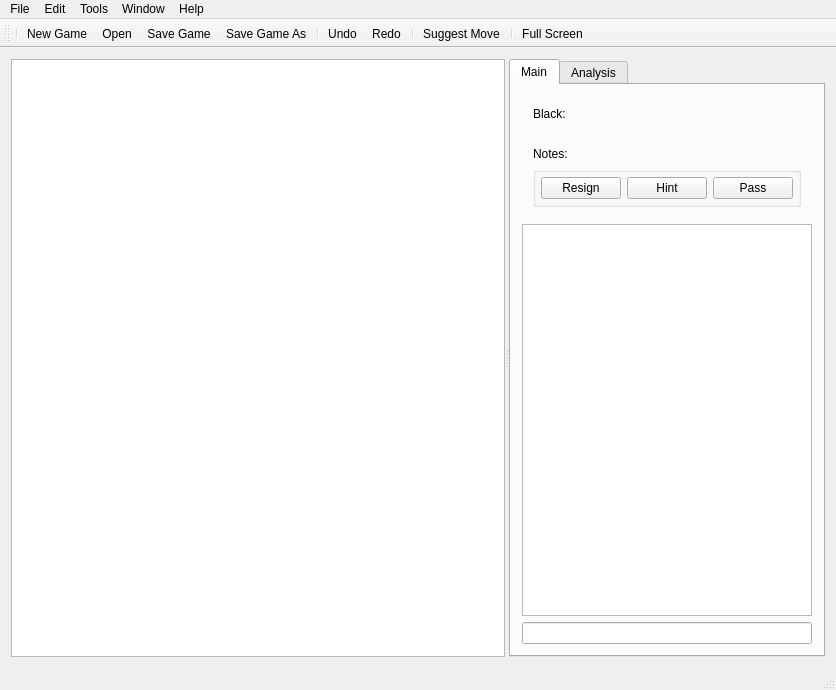
The window that mainwindow.ui (GregGarber/GoGoGo) describes before a commit, drawn with Qt 5.
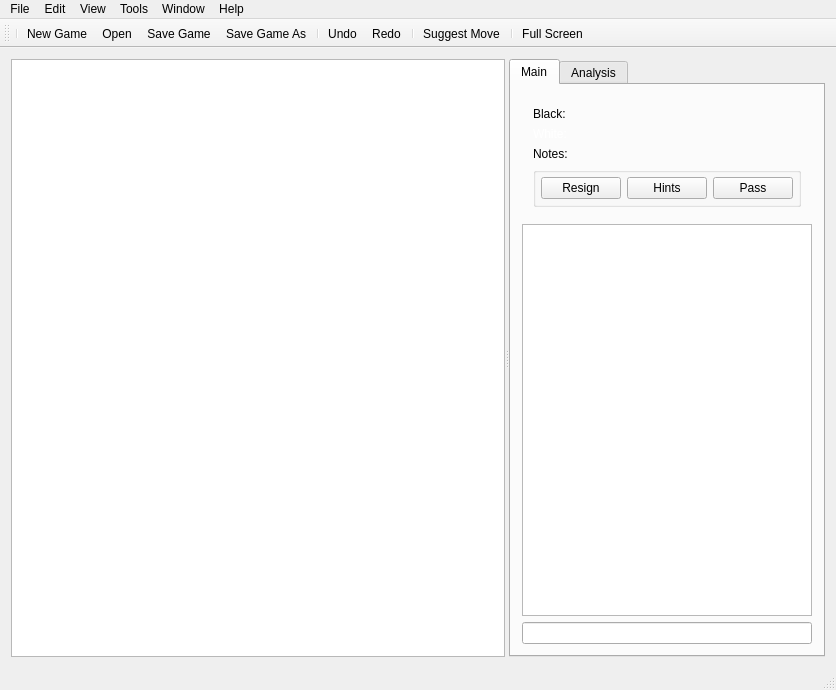
The same window after the commit. Icons and pictures are not drawn. Custom widgets are drawn as their Qt base class.

Patch:
```diff
--- a/mainwindow.ui
+++ b/mainwindow.ui
@@ -150,7 +150,12 @@
                <item>
                 <widget class="QPushButton" name="buttonHint">
                  <property name="text">
-                  <string>Hint</string>
+                  <string>Hints</string>
+                 </property>
+                 <property name="icon">
+                  <iconset resource="resources.qrc">
+                   <normaloff>:/images/games-hint.png</normaloff>
+                   <normalon>:/images/games-hint-lit.png</normalon>:/images/games-hint.png</iconset>
                  </property>
                  <property name="checkable">
                   <bool>true</bool>
@@ -253,8 +258,18 @@
     </property>
     <addaction name="actionAbout"/>
    </widget>
+   <widget class="QMenu" name="menuView">
+    <property name="title">
+     <string>View</string>
+    </property>
+    <addaction name="actionText_Interface"/>
+    <addaction name="actionHistory"/>
+    <addaction name="actionRight_Panel"/>
+    <addaction name="actionToolbar"/>
+   </widget>
    <addaction name="menuFile"/>
    <addaction name="menuEdit"/>
+   <addaction name="menuView"/>
    <addaction name="menuTools"/>
    <addaction name="menuWindow"/>
    <addaction name="menuHelp"/>
```
Left out of the diff: 42 changed lines with no effect on the pictures.
